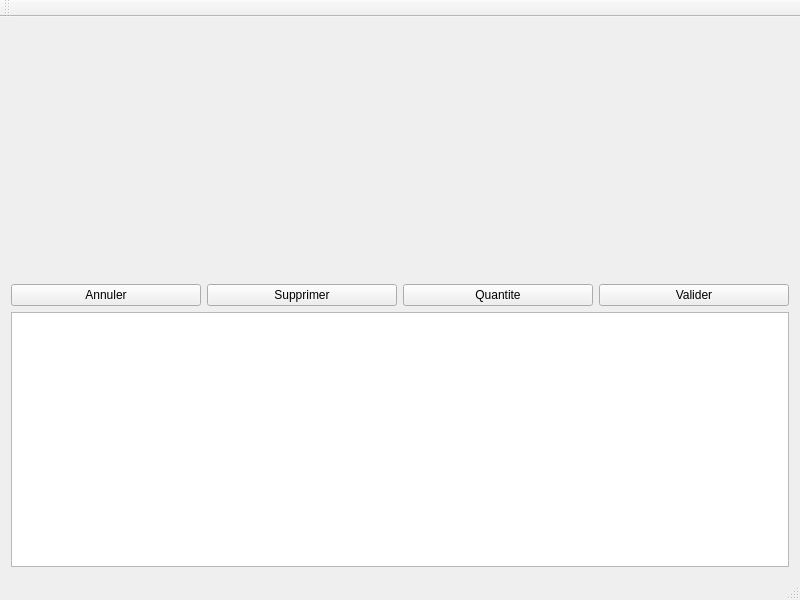
Above: mainwindow.ui from Yt-trium/HgPOS_OLD before the change. Below: the same form after it.
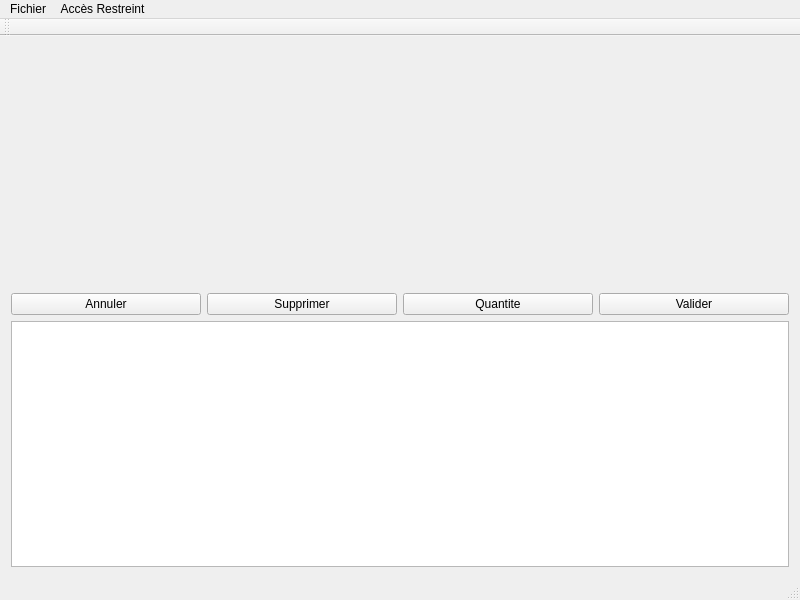
That is the form after the change. Icons and pictures are not drawn.

Patch:
```diff
--- a/mainwindow.ui
+++ b/mainwindow.ui
@@ -99,6 +99,22 @@
      <height>21</height>
     </rect>
    </property>
+   <widget class="QMenu" name="menuFichier">
+    <property name="title">
+     <string>Fichier</string>
+    </property>
+   </widget>
+   <widget class="QMenu" name="menuAcc_s_Restreint">
+    <property name="title">
+     <string>Accès Restreint</string>
+    </property>
+    <addaction name="actionAccesAdmin"/>
+    <addaction name="actionAccesPresident"/>
+    <addaction name="actionAccesTresorier"/>
+    <addaction name="actionAccesStock"/>
+   </widget>
+   <addaction name="menuFichier"/>
+   <addaction name="menuAcc_s_Restreint"/>
   </widget>
   <widget class="QToolBar" name="mainToolBar">
    <attribute name="toolBarArea">
```
Left out of the diff: 27 changed lines with no effect on the pictures.
